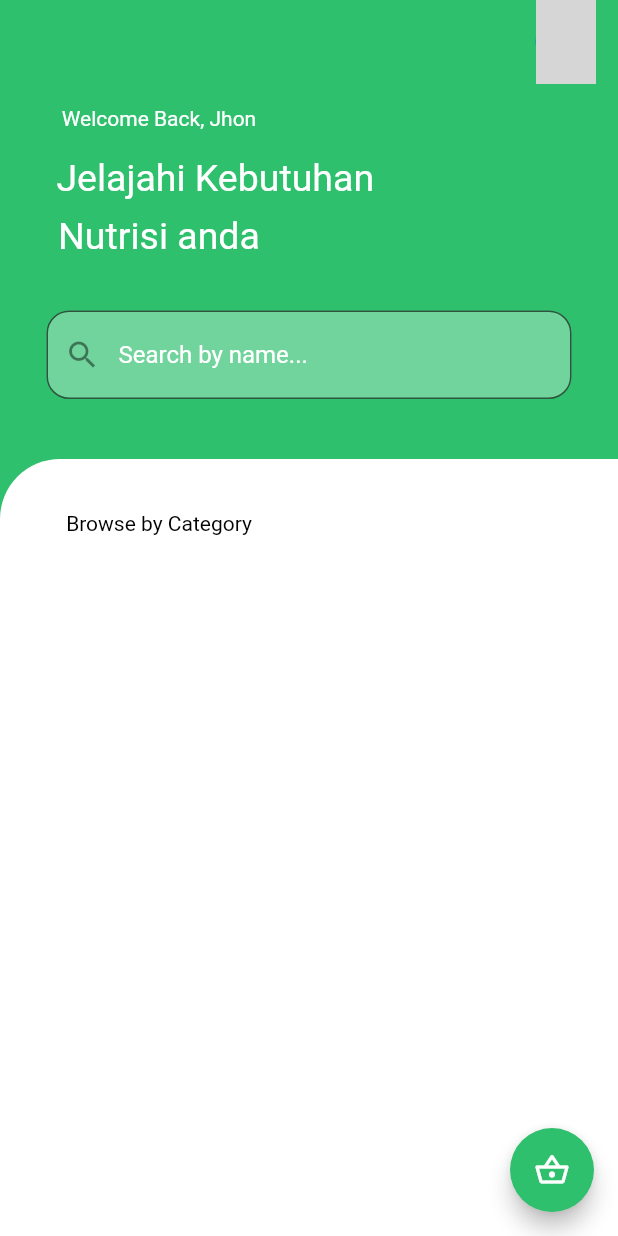
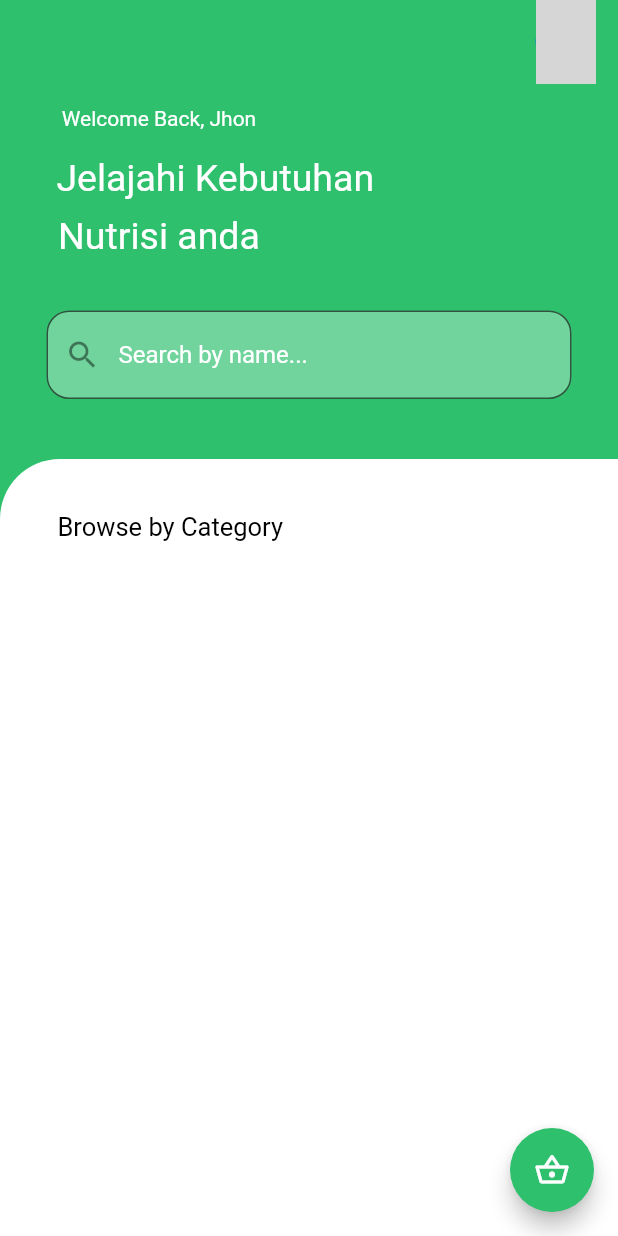
Before and after one commit to miracxdev/fruit_app, a Flutter app: the screen it shows after launch, on a phone screen of 412 x 824 dp. Run offline on Flutter 3.47's test engine with Material 2 defaults, Android fonts, the phone set to English and light mode, and no system bars; network calls fail; grey boxes are pictures that could not be loaded.

Commit message:
projeye devam ediliyor

```diff
--- a/lib/uı/home_screen/controller/home_screen_controller.dart
+++ b/lib/uı/home_screen/controller/home_screen_controller.dart
@@ -1,13 +1,21 @@
 import 'package:flutter/material.dart';
 
 class HomeScreenController {
-  List<CircleAvatar> avatar = [
-    const CircleAvatar(backgroundImage:NetworkImage("https://img.pixers.pics/pho_wat(s3:700/FO/55/31/18/07/700_FO55311807_6d8dd5d918a6b2c39161e33dd38df13d.jpg,700,676,cms:2018/10/5bd1b6b8d04b8_220x50-watermark.png,over,480,626,jpg)/duvar-resimleri-yesil-sapli-domates.jpg.jpg") ),
-    const CircleAvatar(backgroundImage:NetworkImage("https://img.pixers.pics/pho_wat(s3:700/FO/62/16/38/69/700_FO62163869_4e0de9d5040c61c3511b6712040eacc9.jpg,700,467,cms:2018/10/5bd1b6b8d04b8_220x50-watermark.png,over,480,417,jpg)/cikartmalar-aci-biber.jpg.jpg") ),
-    const CircleAvatar(backgroundImage:NetworkImage("https://cdn03.ciceksepeti.com/cicek/kcm22857042-1/XL/dogal-beyaz-lahana-yalova-tipi-100-ad.-tohum-kcm22857042-1-b8d23ad6c23a4d4297273de612efab0f.jpg") ),
-    const CircleAvatar(backgroundImage:NetworkImage("https://static9.depositphotos.com/1011549/1208/i/600/depositphotos_12089121-stock-photo-green-apple-with-leaf.jpg") ),
-    const CircleAvatar(backgroundImage:NetworkImage("https://biokentorganik.com/wp-content/uploads/2020/07/Kuru-Sogan-Kg-99fc-300x300.jpg.webp") ),
-    const CircleAvatar(backgroundImage:NetworkImage("https://cdn1.ntv.com.tr/gorsel/KOwShl4Je02g1VHtSmuyjQ.jpg?width=1200&height=675&mode=crop&scale=both&v=1565182006019&meta=rectangle") ),
+  List<Icon> icons = [
+    Icon(Icons.online_prediction_outlined),
+    Icon(Icons.access_alarms_outlined),
+    Icon(Icons.accessibility_sharp),
+    Icon(Icons.ac_unit_outlined),
+    Icon(Icons.account_balance_wallet_outlined),
+    Icon(Icons.adb_outlined),
+  ];
 
+  List<String> titles = [
+    "Buah",
+    "Bqqwrefty",
+    "asdf",
+    "Sayuran",
+    "Bumbu",
+    "penyedap",
   ];
 }
--- a/lib/uı/home_screen/view/home_screen.dart
+++ b/lib/uı/home_screen/view/home_screen.dart
@@ -92,10 +92,10 @@ class _HomeScreenState extends State<HomeScreen> {
               child: Column(
                 children: [
                   const Padding(
-                    padding: EdgeInsets.only(right: 200, top: 35),
+                    padding: EdgeInsets.only(right: 185, top: 35),
                     child: Text(
                       "Browse by Category",
-                      style: TextStyle(color: Colors.black, fontSize: 14),
+                      style: TextStyle(color: Colors.black, fontSize: 17),
                     ),
                   ),
                   const SizedBox(
@@ -103,7 +103,7 @@ class _HomeScreenState extends State<HomeScreen> {
                   ),
                 ],
               ),
-            )
+            ),
           ],
         ),
       ),
```
